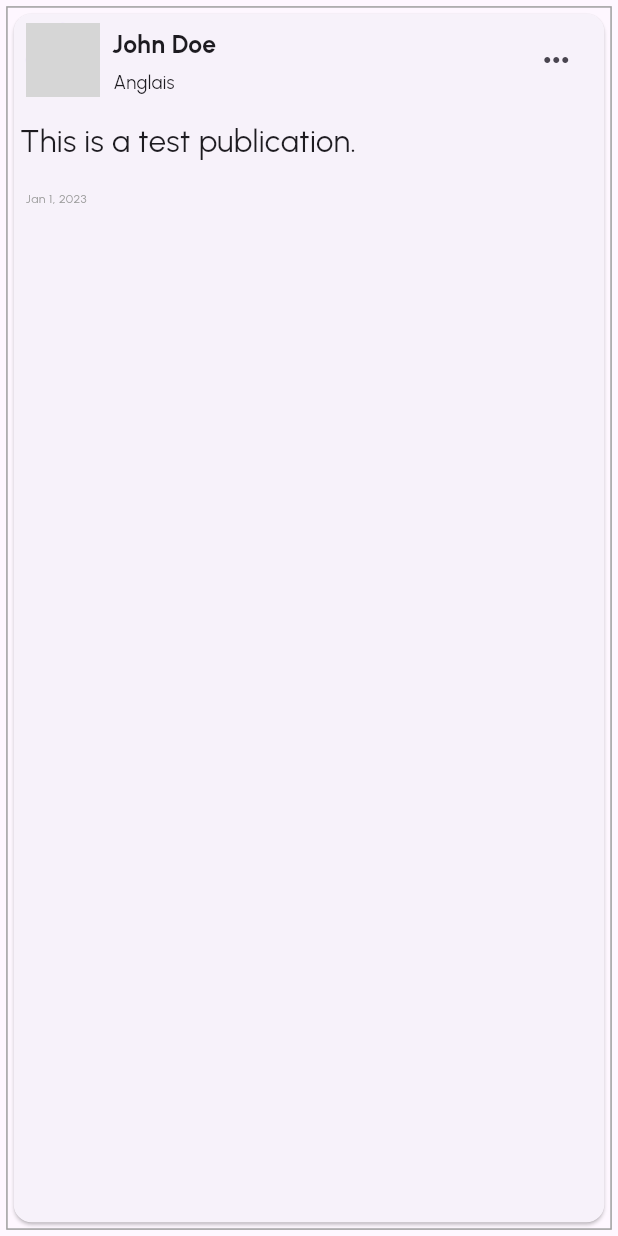
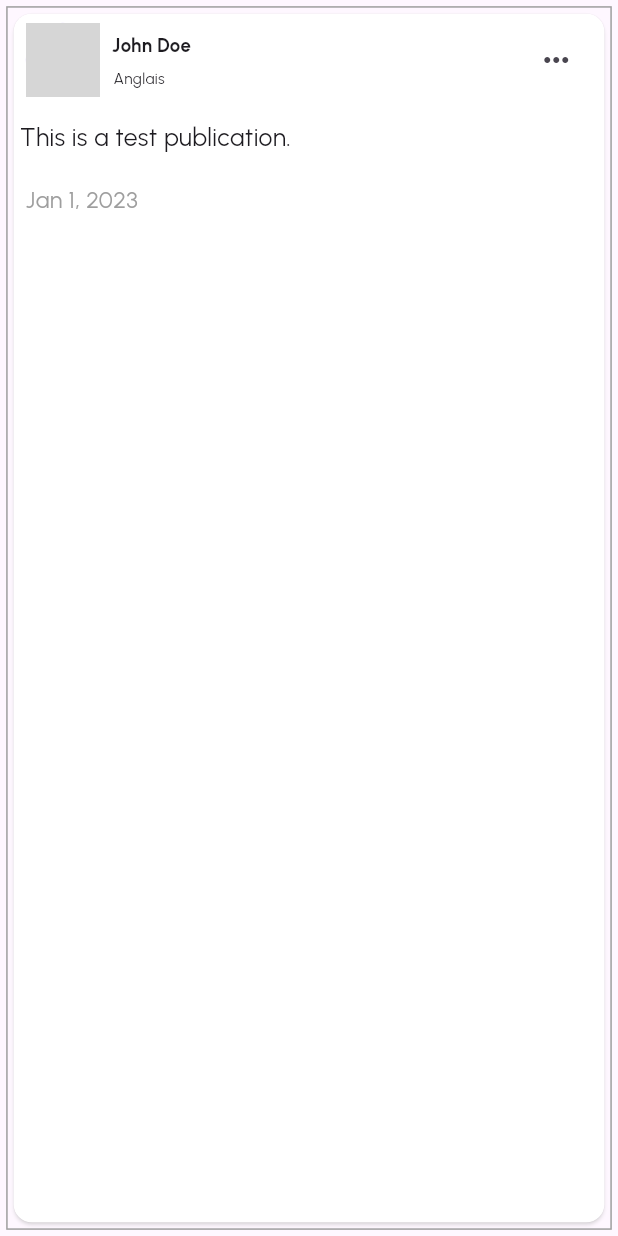
Before and after one commit to syapidyg/interactify-App, a Flutter app: the AnnonceCard widget shown alone on an empty page, opened directly, on a phone screen of 412 x 824 dp. Run offline on Flutter 3.47's test engine with Material 3 defaults, Android fonts, the phone set to English and light mode, and no system bars; our stand-ins replace font_awesome_flutter, google_fonts, smooth_page_indicator; generated files the repository leaves out were written again; grey boxes are pictures that could not be loaded.

Commit message:
modification de la page d'annonce

```diff
--- a/Developpement/interactify_app/lib/Pages/annonces.dart
+++ b/Developpement/interactify_app/lib/Pages/annonces.dart
@@ -72,6 +72,7 @@ class _HomePageState extends State<Annonces> {
     return Scaffold(
       appBar: const Head(),
       body: Container(
+        color: Colors.white,
         child: ListView(
           padding: const EdgeInsets.only(top: 10, bottom: 10),
           children: annonces,
--- a/Developpement/interactify_app/lib/widgets/annonceCard.dart
+++ b/Developpement/interactify_app/lib/widgets/annonceCard.dart
@@ -22,13 +22,17 @@ class AnnonceCard extends StatelessWidget {
   Widget build(BuildContext context) {
     double screenWidth = MediaQuery.of(context).size.width;
     return Container(
+      margin:  EdgeInsets.only(top: screenWidth*0.01, bottom: screenWidth*0.01, left: screenWidth*0.01, right: screenWidth*0.01),
       decoration: BoxDecoration(
       border: Border.all(
            width: 1,
            color: Colors.grey
-        )),
-        margin:  EdgeInsets.only(top: screenWidth*0.01, bottom: screenWidth*0.01, left: screenWidth*0.01, right: screenWidth*0.01),
+        )
+      ),
       child: Card(
+        surfaceTintColor: Colors.white,
+        shadowColor: Colors.white,
+        color: Colors.white,
             child: Column(
               crossAxisAlignment: CrossAxisAlignment.start,
               children: <Widget>[
@@ -47,13 +51,13 @@ class AnnonceCard extends StatelessWidget {
                           children: <Widget>[
                             Padding(
                               padding: const EdgeInsets.only(top: 2),
-                              child: Text(username, style:  TextStyle(fontWeight: FontWeight.bold, fontSize: screenWidth*0.04),),
+                              child: Text(username, style:  TextStyle(fontWeight: FontWeight.bold, fontSize: screenWidth*0.03),),
                             ),
                             Padding(
                           padding: const EdgeInsets.only(left: 1, top: 5),
                           child: Text(
                             cours,
-                            style:  TextStyle(fontSize: screenWidth*0.03),
+                            style:  TextStyle(fontSize: screenWidth*0.025),
                           ),
                           )
                           ],
@@ -68,11 +72,11 @@ class AnnonceCard extends StatelessWidget {
                 ),
                     Padding(
                       padding:  EdgeInsets.only(top: 15,bottom: 10, left: screenWidth*0.01, right: screenWidth*0.01),
-                      child: Text(description, style: TextStyle(fontSize: screenWidth*0.05),),
+                      child: Text(description, style: TextStyle(fontSize: screenWidth*0.04),),
                     ),
                      Padding(
                       padding: const EdgeInsets.all(8.0),
-                      child: Text(datePublication, style:  TextStyle(color: Colors.grey, fontSize: screenWidth*0.02),),
+                      child: Text(datePublication, style:  TextStyle(color: Colors.grey, fontSize: screenWidth*0.038),),
                       ),
               ],
             ),
```
